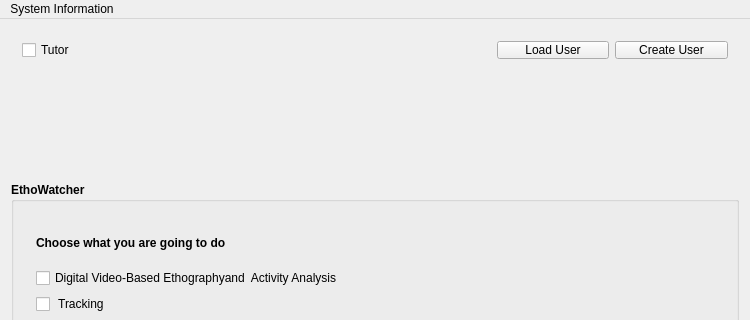
Old version of the form src/ethowatcherinpi.ui in the repository EthoWatcher/ethowatcher; both pictures show x 0 to 750 and y 0 to 320 of the 750 by 675 pixel window.
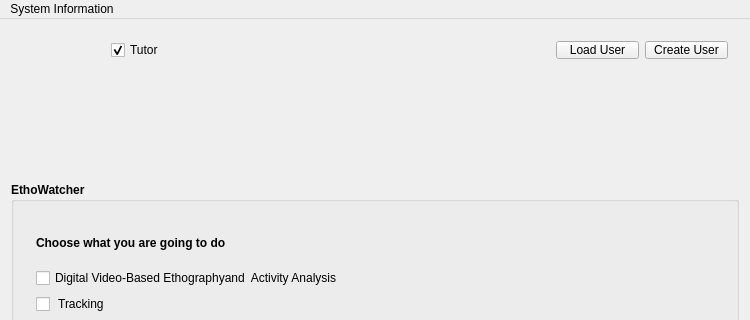
New version of the form. The open tabs and pages were chosen to show the change. Icons and pictures are not drawn.

Commit message: adicionado o botão de criar usuario e de carregar usuario

Patch:
```diff
--- a/src/ethowatcherinpi.ui
+++ b/src/ethowatcherinpi.ui
@@ -46,11 +46,21 @@
        </size>
       </property>
       <layout class="QHBoxLayout" name="horizontalLayout_3">
+       <item>
+        <widget class="QLabel" name="lblNomeUsuario">
+         <property name="text">
+          <string/>
+         </property>
+        </widget>
+       </item>
        <item>
         <widget class="QCheckBox" name="cbTutor">
          <property name="text">
           <string>Tutor</string>
          </property>
+         <property name="checked">
+          <bool>true</bool>
+         </property>
         </widget>
        </item>
        <item>
```
Left out of the diff: 2 changed lines with no effect on the pictures. The commit also changes 1 other file.
